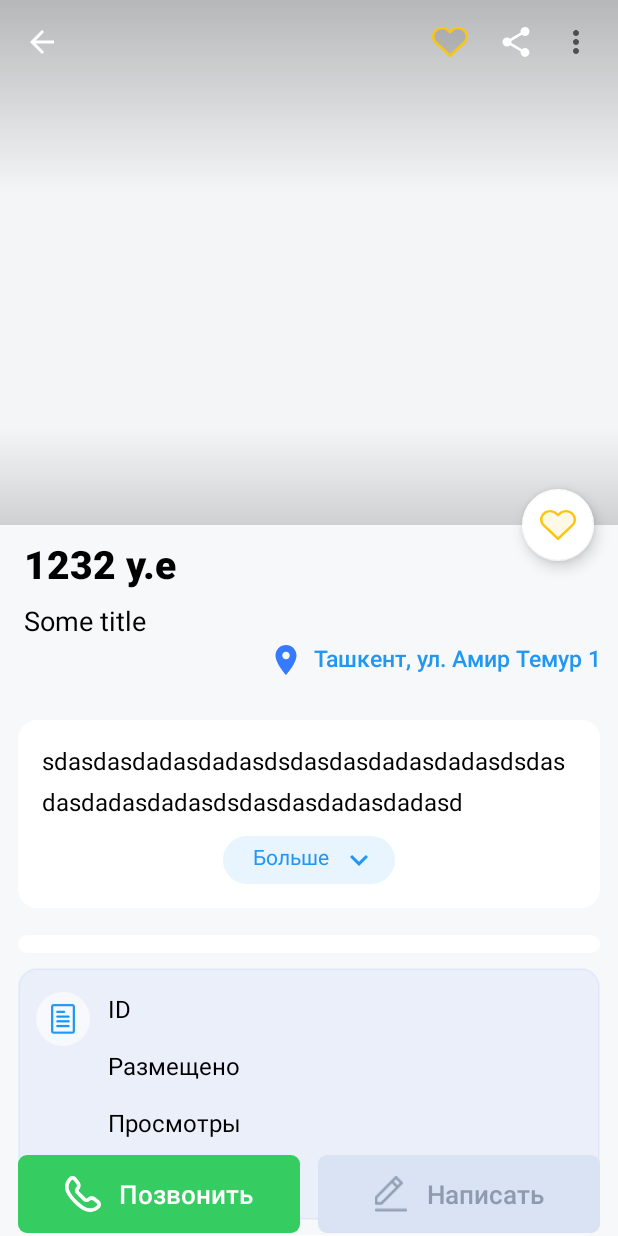
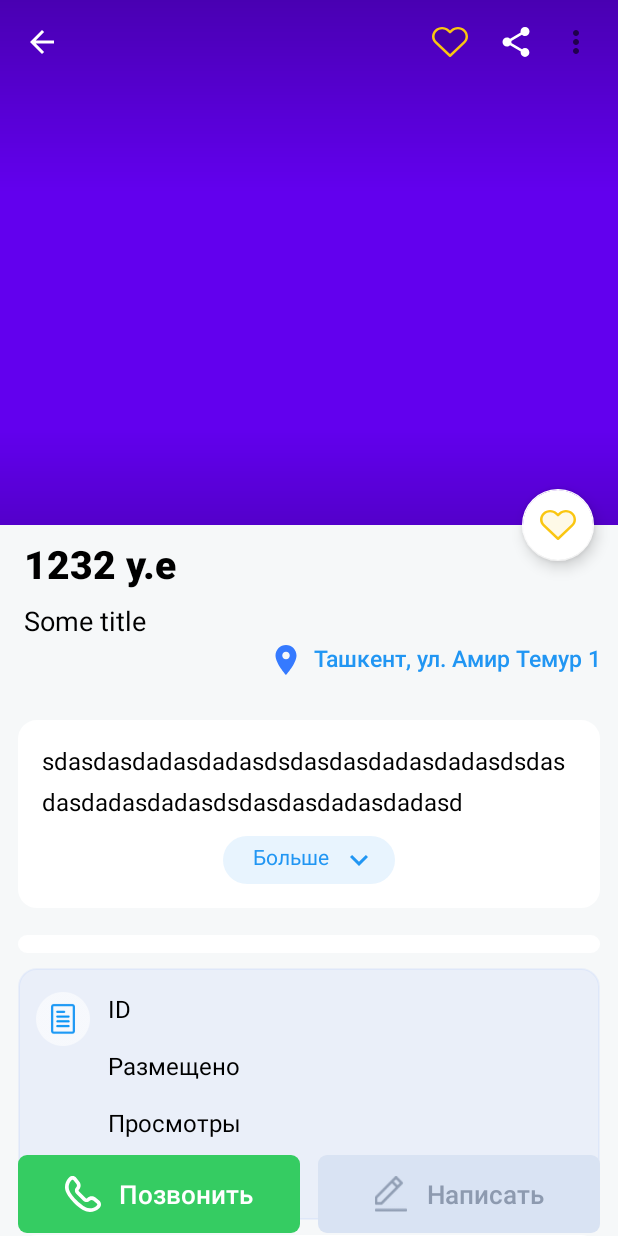
Before and after one commit to Shakhzod19980615/BisyorTestApp, an Android app: the layout window_announcement_detail.xml on its own in the app's theme, with its tools: preview values and no code run, on a phone screen of 412 x 824 dp. Run offline under Robolectric (Android 15) with nearby library versions, the phone set to English and light mode, and no system bars.

Commit message:
ViewPager of Item Images

```diff
--- a/app/src/main/java/com/example/testapp/common/Resource.kt
+++ b/app/src/main/java/com/example/testapp/common/Resource.kt
@@ -1,6 +1,7 @@
 package com.example.testapp.common
 
 sealed class Resource<out T> {
+
     data class Success<out T>(val data: T) : Resource<T>()
     data class Error<out T>(val message: String, val data: T? = null) : Resource<T>()
     data class Loading<out T>(val data: T? = null) : Resource<T>()
--- a/app/src/main/java/com/example/testapp/presentation/home/fragment/FragmentHome.kt
+++ b/app/src/main/java/com/example/testapp/presentation/home/fragment/FragmentHome.kt
@@ -48,9 +48,8 @@ class FragmentHome: Fragment(R.layout.window_home) {
     @RequiresExtension(extension = Build.VERSION_CODES.S, version = 7)
     override fun onViewCreated(view: View, savedInstanceState: Bundle?) {
         super.onViewCreated(view, savedInstanceState)
+        getCategoryList()
         getAnnoucementList()
-        getCategoryList()
-
 
     }
 
@@ -101,6 +100,8 @@ class FragmentHome: Fragment(R.layout.window_home) {
         }
         val announcementAdapter = AnnouncementListAdapter(layoutInflater,
             onItemClicked = {itemId->
+                print("clicked")
+                Toast(requireContext()).show()
                 activity?.supportFragmentManager?.commit {
                     replace<FragmentAnnouncementDetail>(
                         R.id.fragment_container_view_tag,
--- a/app/src/main/res/layout/window_announcement_detail.xml
+++ b/app/src/main/res/layout/window_announcement_detail.xml
@@ -35,15 +35,15 @@
                     app:contentScrim="?attr/colorPrimary"
                     app:layout_scrollFlags="exitUntilCollapsed|scroll">
 
-                    <androidx.recyclerview.widget.RecyclerView
-                        android:id="@+id/list_images"
+                    <androidx.viewpager.widget.ViewPager
+                        android:id="@+id/viewPager"
                         android:layout_width="match_parent"
                         android:layout_height="350dp"
                         android:orientation="horizontal"
                         app:layoutManager="androidx.recyclerview.widget.LinearLayoutManager"
                         tools:listitem="@layout/item_image">
 
-                    </androidx.recyclerview.widget.RecyclerView>
+                    </androidx.viewpager.widget.ViewPager>
 
                     <androidx.appcompat.widget.AppCompatImageView
                         android:layout_width="match_parent"
```
Also changed, not shown: app/src/main/java/com/example/testapp/di/AppModule.kt (+7 -0 lines), app/src/main/java/com/example/testapp/presentation/announcementDetail/adapter/ImagePagerAdapter.kt (added, +38 -0 lines), app/src/main/java/com/example/testapp/presentation/announcementDetail/fragment/FragmentAnnouncementDetail.kt (+30 -3 lines).
